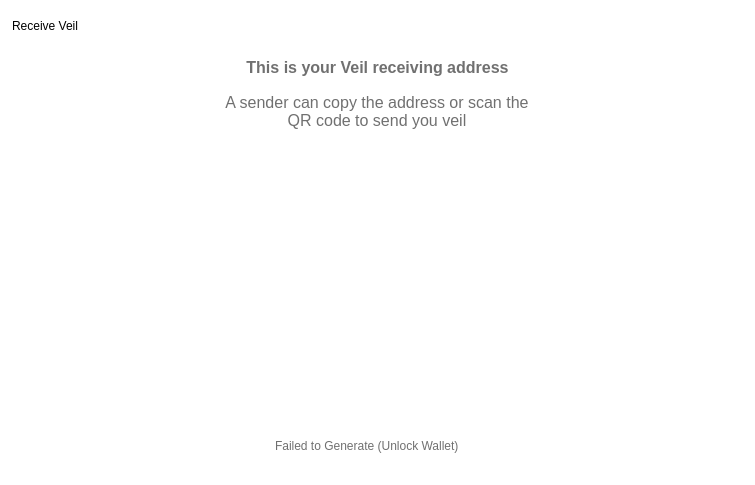
The window that src/qt/veil/forms/receivewidget.ui (Veil-Project/veil) describes before a commit, drawn with Qt 5.
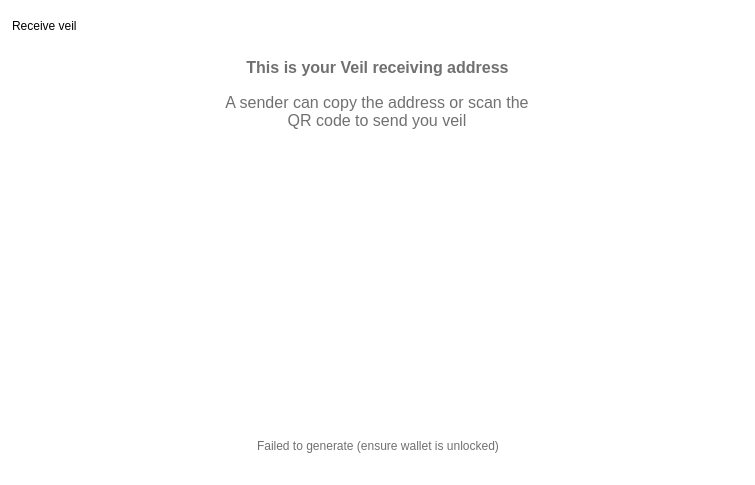
The same window after the commit.

What changed in the file:
```diff
--- a/src/qt/veil/forms/receivewidget.ui
+++ b/src/qt/veil/forms/receivewidget.ui
@@ -63,7 +63,7 @@
            <string notr="true">padding:10 0 10 0;</string>
           </property>
           <property name="text">
-           <string>Receive Veil</string>
+           <string>Receive veil</string>
           </property>
          </widget>
         </item>
@@ -261,7 +261,7 @@
                  <string notr="true">color:#707070;</string>
                 </property>
                 <property name="text">
-                 <string>Failed to Generate (Unlock Wallet)</string>
+                 <string>Failed to generate (ensure wallet is unlocked)</string>
                 </property>
                </widget>
               </item>
```
